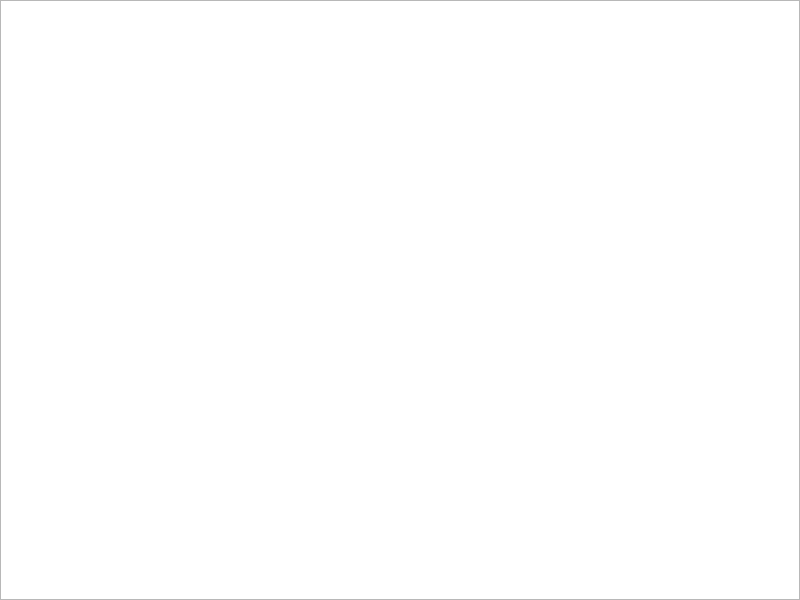
Before: the Qt Designer form main_game/src_qt/main_window.ui in AnastasiiaGorelova/Eclipse, drawn with Qt 5.
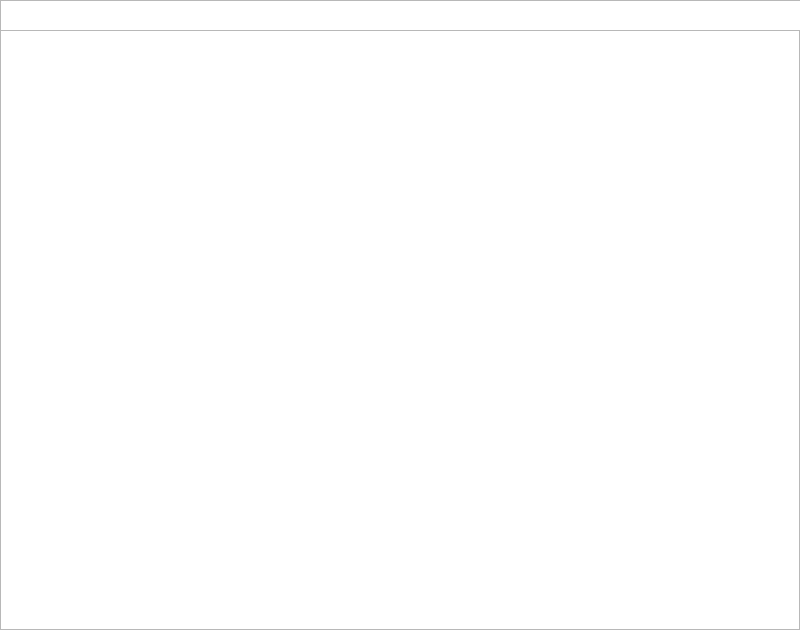
After: the same form once the commit is applied.

Commit message: add menu on main window

Patch:
```diff
--- a/main_game/src_qt/main_window.ui
+++ b/main_game/src_qt/main_window.ui
@@ -7,7 +7,7 @@
     <x>0</x>
     <y>0</y>
     <width>800</width>
-    <height>600</height>
+    <height>630</height>
    </rect>
   </property>
   <property name="windowTitle">
@@ -17,12 +17,22 @@
    <property name="geometry">
     <rect>
      <x>0</x>
-     <y>0</y>
+     <y>30</y>
      <width>800</width>
      <height>600</height>
     </rect>
    </property>
   </widget>
+  <widget class="QGraphicsView" name="graphicsView_2">
+   <property name="geometry">
+    <rect>
+     <x>0</x>
+     <y>0</y>
+     <width>801</width>
+     <height>31</height>
+    </rect>
+   </property>
+  </widget>
  </widget>
  <resources/>
  <connections/>
```
The commit also changes 7 other files.
